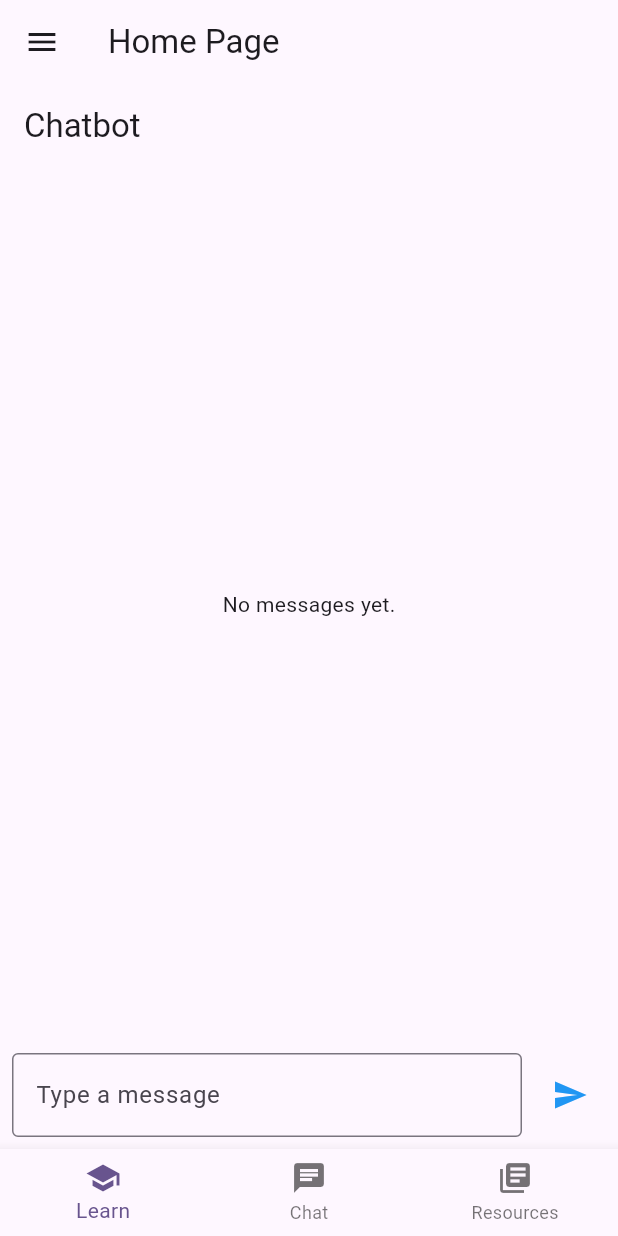
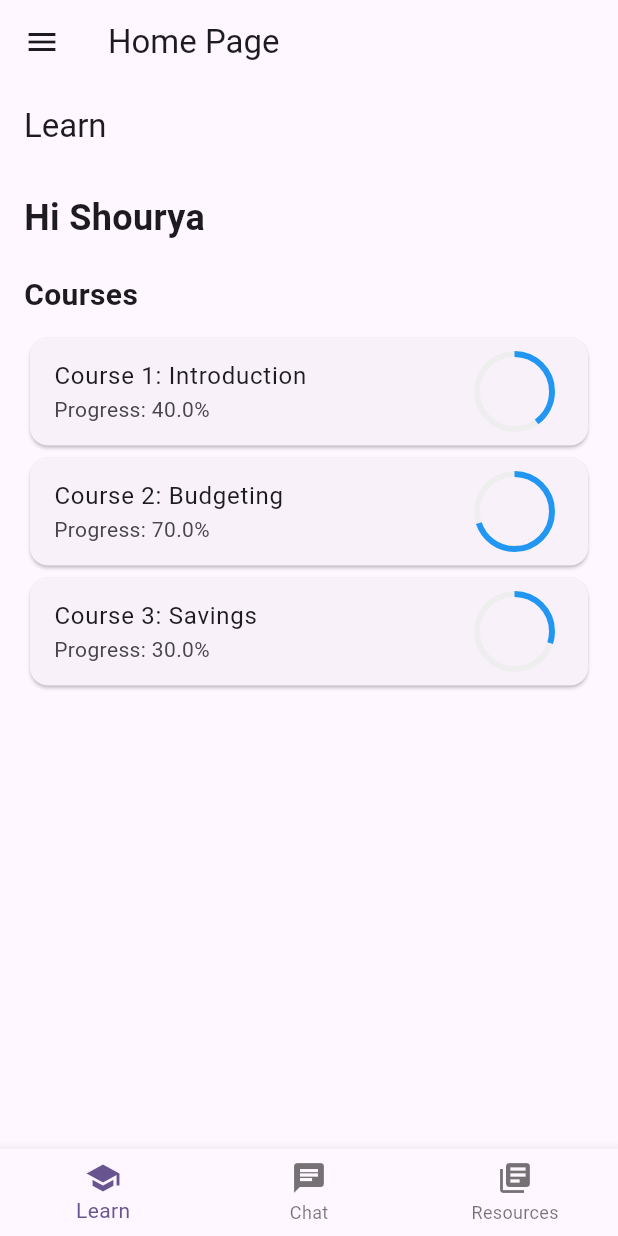
Before and after one commit to amspsingh04/finlearn, a Flutter app: the HomePage screen opened directly, on a phone screen of 412 x 824 dp. Run offline on Flutter 3.47's test engine with Material 3 defaults, Android fonts, the light colour scheme and no system bars; our stand-ins replace cloud_firestore, firebase_auth, firebase_core, syncfusion_flutter_charts; accounts and stored records are empty; network calls fail.

Commit message:
learn page

```diff
--- a/lib/home_page.dart
+++ b/lib/home_page.dart
@@ -39,7 +39,7 @@ class _HomePageState extends State<HomePage> {
 
   // List of pages corresponding to each bottom nav button
   final List<Widget> _pages = [
-    //LearnPage(),      // The Learn page
+    const LearnPage(email:  'Shourya@gmail'),      // The Learn page
     const ChatScreen(),       // The Chat page
     const ResourcesPage(),  // The Resources page
   ];
--- a/lib/learn_page.dart
+++ b/lib/learn_page.dart
@@ -1 +1,80 @@
 import 'package:flutter/material.dart';
+import 'courses.dart';
+
+class LearnPage extends StatelessWidget {
+  final String email;
+
+  const LearnPage({Key? key, required this.email}) : super(key: key);
+
+  String getUsernameFromEmail(String email) {
+    return email.split('@')[0]; // Extract username from email
+  }
+
+  @override
+  Widget build(BuildContext context) {
+    final username = getUsernameFromEmail(email);
+
+    // Dummy course data
+    final courses = [
+      {'title': 'Course 1: Introduction', 'progress': 40.0},
+      {'title': 'Course 2: Budgeting', 'progress': 70.0},
+      {'title': 'Course 3: Savings', 'progress': 30.0},
+    ];
+
+    return Scaffold(
+      appBar: AppBar(title: const Text('Learn')),
+      body: Padding(
+        padding: const EdgeInsets.all(16.0),
+        child: Column(
+          crossAxisAlignment: CrossAxisAlignment.start,
+          children: [
+            Text(
+              'Hi $username',
+              style: const TextStyle(fontSize: 24, fontWeight: FontWeight.bold),
+            ),
+            const SizedBox(height: 20),
+            const Text(
+              'Courses',
+              style: TextStyle(fontSize: 20, fontWeight: FontWeight.bold),
+            ),
+            const SizedBox(height: 10),
+            Expanded(
+              child: ListView.builder(
+                itemCount: courses.length,
+                itemBuilder: (context, index) {
+                  final course = courses[index];
+                  return Card(
+                    child: ListTile(
+                      title: Text(course['title'] as String),
+                      subtitle: Text('Progress: ${course['progress']}%'),
+                      trailing: SizedBox(
+                        width: 50,
+                        height: 50,
+                        child: CircularProgressIndicator(
+                          value: (course['progress'] as double) / 100,
+                          backgroundColor: Colors.grey[200],
+                          valueColor: AlwaysStoppedAnimation(Colors.blue),
+                        ),
+                      ),
+                      onTap: () {
+                        // Navigate to Course Detail Page
+                        Navigator.push(
+                          context,
+                          MaterialPageRoute(
+                            builder: (context) => CourseDetailPage(
+                              courseTitle: course['title'] as String,
+                            ),
+                          ),
+                        );
+                      },
+                    ),
+                  );
+                },
+              ),
+            ),
+          ],
+        ),
+      ),
+    );
+  }
+}
```
Also changed, not shown: lib/courses.dart (added, +58 -0 lines).
